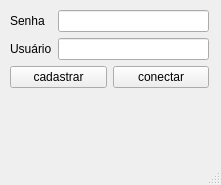
This is janelalogin.ui in exiele/MIM as Qt 5 draws it before an edit. The edited form follows.
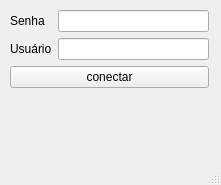
This is the edited form.

```diff
--- a/janelalogin.ui
+++ b/janelalogin.ui
@@ -14,7 +14,7 @@
    <string>janelaLogin</string>
   </property>
   <widget class="QWidget" name="centralwidget">
-   <widget class="QWidget" name="">
+   <widget class="QWidget" name="layoutWidget">
     <property name="geometry">
      <rect>
       <x>10</x>
@@ -64,13 +64,6 @@
        </item>
        <item>
         <layout class="QHBoxLayout" name="horizontalLayout">
-         <item>
-          <widget class="QPushButton" name="botao_cadastrar">
-           <property name="text">
-            <string>cadastrar</string>
-           </property>
-          </widget>
-         </item>
          <item>
           <widget class="QPushButton" name="botao_conectar">
            <property name="text">
```
